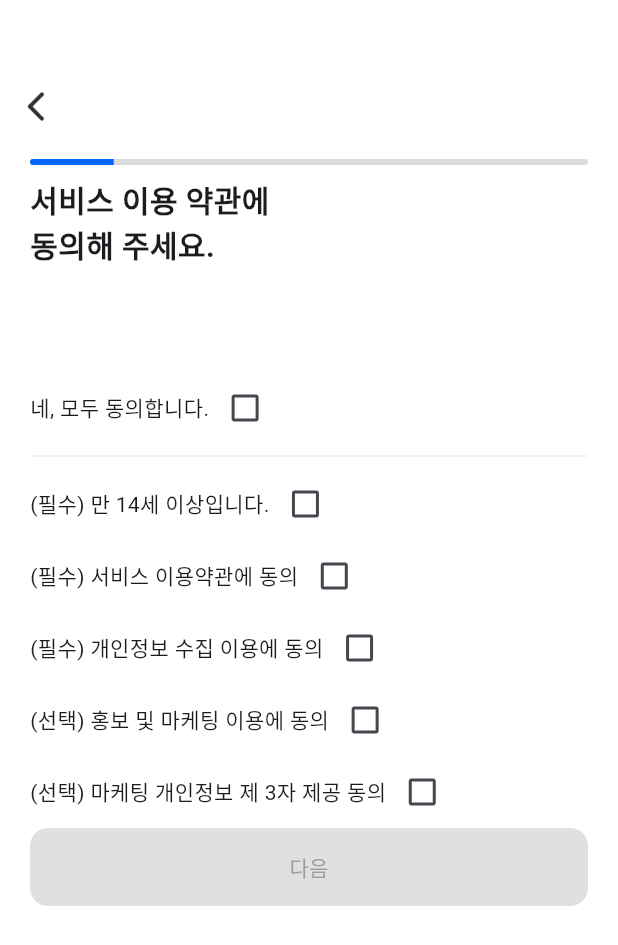
After one commit to HaengSu/Uth, a Flutter app: the screen it shows after launch, swiped to page 5, on a phone screen of 412 x 824 dp. The commit adds this screen. Shown: the top 945 px of the screen. Run offline on Flutter 3.47's test engine with Material 3 defaults, Android fonts, the phone set to English and light mode, and no system bars; our stand-ins replace dropdown_button2, firebase_core, go_router, logger, smooth_page_indicator; accounts and stored records are empty.

Commit message:
feature : SignUp page_5 UI 구현 중
step_5_page.dart 페이지 UI 구현

```diff
--- a/lib/screens/sign/SignUpPage.dart
+++ b/lib/screens/sign/SignUpPage.dart
@@ -7,6 +7,7 @@ import 'package:uth/screens/sign/step_1_page.dart';
 import 'package:uth/screens/sign/step_2_page.dart';
 import 'package:uth/screens/sign/step_3_page.dart';
 import 'package:uth/screens/sign/step_4_page.dart';
+import 'package:uth/screens/sign/step_5_page.dart';
 
 class SignUpPage extends StatefulWidget {
   const SignUpPage({super.key});
@@ -75,31 +76,30 @@ class _SignUpPage extends State<SignUpPage> {
                 });
               },
               children: [
-                // TODO: 테스트를 위해서 임시 주석 처리
-                // InputEmailPage(
-                //   pageController: _pageController,
-                //   onProgressUpdate: (newValue) {
-                //     setState(() {
-                //       _progressValue = newValue;
-                //     });
-                //   },
-                // ),
-                // InputPasswordPage(
-                //     pageController: _pageController,
-                //     onProgressUpdate : (newValue) {
-                //       setState(() {
-                //         _progressValue = newValue;
-                //       });
-                //     },
-                // ),
-                // InputUserProfilePage(
-                //   pageController: _pageController,
-                //   onProgressUpdate : (newValue) {
-                //     setState(() {
-                //       _progressValue = newValue;
-                //     });
-                //   },
-                // ),
+                InputEmailPage(
+                  pageController: _pageController,
+                  onProgressUpdate: (newValue) {
+                    setState(() {
+                      _progressValue = newValue;
+                    });
+                  },
+                ),
+                InputPasswordPage(
+                    pageController: _pageController,
+                    onProgressUpdate : (newValue) {
+                      setState(() {
+                        _progressValue = newValue;
+                      });
+                    },
+                ),
+                InputUserProfilePage(
+                  pageController: _pageController,
+                  onProgressUpdate : (newValue) {
+                    setState(() {
+                      _progressValue = newValue;
+                    });
+                  },
+                ),
                 InputLicensePage(
                   pageController: _pageController,
                   onProgressUpdate : (newValue) {
@@ -107,7 +107,16 @@ class _SignUpPage extends State<SignUpPage> {
                       _progressValue = newValue;
                     });
                   },
-                )
+                ),
+                CheckTNCPage(
+                  pageController: _pageController,
+                  onProgressUpdate : (newValue) {
+                    setState(() {
+                      _progressValue = newValue;
+                    });
+                  },
+                ),
+
               ],
             ))
           ],
--- /dev/null
+++ b/lib/screens/sign/step_5_page.dart
@@ -0,0 +1,164 @@
+import 'package:flutter/cupertino.dart';
+import 'package:flutter/material.dart';
+import 'package:uth/common/theme/colors.dart';
+
+class CheckTNCPage extends StatefulWidget {
+  final PageController pageController;
+  final Function(double) onProgressUpdate;
+
+  const CheckTNCPage(
+      {super.key,
+      required this.pageController,
+      required this.onProgressUpdate});
+
+  @override
+  _CheckTNCPage createState() {
+    return _CheckTNCPage();
+  }
+}
+
+class _CheckTNCPage extends State<CheckTNCPage> {
+  bool _isAllCheck = false;
+  bool _isAgeCheck = false;
+  bool _isServiceCheck = false;
+  bool _isPrivacyCheck = false;
+  bool _isMarketingCheck = false;
+  bool _isOtherCheck = false;
+
+  @override
+  Widget build(BuildContext context) {
+    return Scaffold(
+        resizeToAvoidBottomInset: false,
+        body: SingleChildScrollView(
+            keyboardDismissBehavior: ScrollViewKeyboardDismissBehavior.onDrag,
+            child: Container(
+                margin: EdgeInsets.only(left: 20, right: 20),
+                child: Column(
+                    crossAxisAlignment: CrossAxisAlignment.start,
+                    children: [
+                      Container(
+                        margin: const EdgeInsets.only(top: 8),
+                        child: const Text(
+                          "서비스 이용 약관에\n동의해 주세요.",
+                          style: TextStyle(
+                              fontSize: 20.0, fontWeight: FontWeight.bold),
+                        ),
+                      ),
+                      Container(
+                        margin: EdgeInsets.only(top: 70),
+                        child: Row(
+                          children: [
+                            Text("네, 모두 동의합니다."),
+                            Checkbox(
+                              value: _isAllCheck,
+                              onChanged: (bool? value) {
+                                setState(() {
+                                  _isAllCheck = value!;
+                                  _isAgeCheck = value;
+                                  _isServiceCheck = value;
+                                  _isPrivacyCheck = value;
+                                  _isMarketingCheck = value;
+                                  _isOtherCheck = value;
+                                });
+                              },
+                            )
+                          ],
+                        ),
+                      ),
+                      Divider(
+                        color: grayColor_EE,
+                        thickness: 1,
+                      ),
+                      Row(
+                        children: [
+                          Text("(필수) 만 14세 이상입니다."),
+                          Checkbox(
+                            value: _isAgeCheck,
+                            onChanged: (bool? value) {
+                              setState(() {
+                                _isAgeCheck = value!;
+                              });
+                            },
+                          )
+                        ],
+                      ),
+                      Row(
+                        children: [
+                          Text("(필수) 서비스 이용약관에 동의"),
+                          Checkbox(
+                            value: _isServiceCheck,
+                            onChanged: (bool? value) {
+                              setState(() {
+                                _isServiceCheck = value!;
+                              });
+                            },
+                          )
+                        ],
+                      ),
+                      Row(
+                        children: [
+                          Text("(필수) 개인정보 수집 이용에 동의"),
+                          Checkbox(
+                            value: _isPrivacyCheck,
+                            onChanged: (bool? value) {
+                              setState(() {
+                                _isPrivacyCheck = value!;
+                              });
+                            },
+                          )
+                        ],
+                      ),
+                      Row(
+                        children: [
+                          Text("(선택) 홍보 및 마케팅 이용에 동의"),
+                          Checkbox(
+                            value: _isMarketingCheck,
+                            onChanged: (bool? value) {
+                              setState(() {
+                                _isMarketingCheck = value!;
+                              });
+                            },
+                          )
+                        ],
+                      ),
+                      Row(
+                        children: [
+                          Text("(선택) 마케팅 개인정보 제 3자 제공 동의"),
+                          Checkbox(
+                            value: _isOtherCheck,
+                            onChanged: (bool? value) {
+                              setState(() {
+                                _isOtherCheck = value!;
+                              });
+                            },
+                          )
+                        ],
+                      ),
+                      SizedBox(
+                          width: double.infinity,
+                          child: TextButton(
+                            onPressed: () {
+                              // 네번째 페이지로 이동
+                              widget.pageController.nextPage(
+                                  duration: Duration(milliseconds: 300),
+                                  curve: Curves.easeInOutSine);
+
+                              double updateValue = 0.65;
+                              widget.onProgressUpdate(updateValue);
+                            },
+                            child: Text("다음"),
+                            style: TextButton.styleFrom(
+                              padding:
+                              const EdgeInsets.only(top: 16, bottom: 16),
+                              shape: RoundedRectangleBorder(
+                                  borderRadius: BorderRadius.circular(12.0)),
+                              backgroundColor:
+                              _isAllCheck == true ? mainColor : grayColor_E0,
+                              foregroundColor: _isAllCheck == true
+                                  ? Colors.white
+                                  : grayColor_9E,
+                            ),
+                          )),
+                    ]))));
+  }
+}
--- a/pubspec.yaml
+++ b/pubspec.yaml
@@ -45,7 +45,7 @@ dependencies:
 dev_dependencies:
   flutter_test:
     sdk: flutter
-  flutter_launcher_icons: "^0.14.2"
+#  flutter_launcher_icons: "^0.14.2"
 
 
 # The "flutter_lints" package below contains a set of recommended lints to
```
Also changed, not shown: flutter_launcher_icons.yaml (+7 -7 lines), lib/screens/sign/step_4_page.dart (+10 -3 lines), pubspec.lock.
